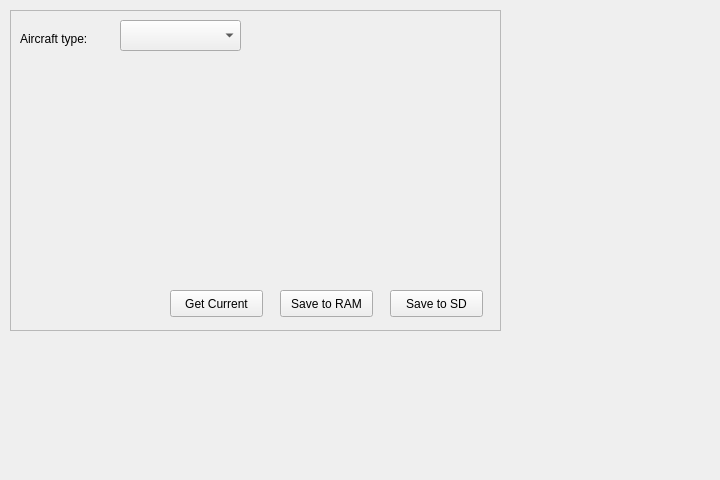
openpilot/OpenPilot, file ground/src/plugins/config/airframe.ui: the form before one commit.
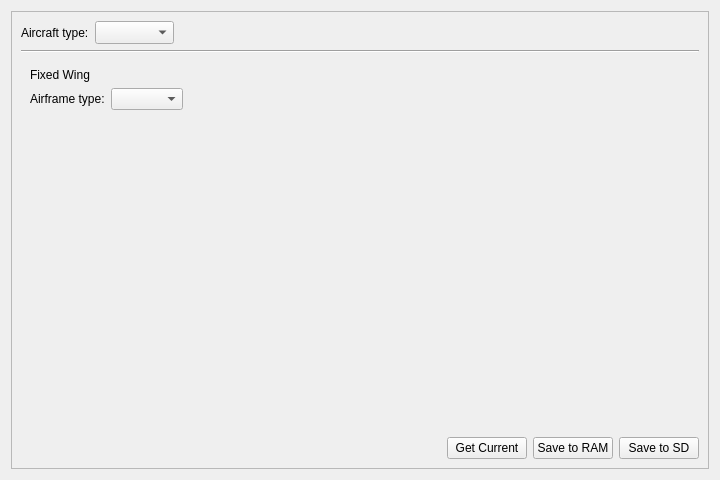
The form after the commit. Custom widgets are drawn as their Qt base class.

Commit message: OP-138 Preliminary work on the mixer settings (in the config/airframe tab).

```diff
--- a/ground/src/plugins/config/airframe.ui
+++ b/ground/src/plugins/config/airframe.ui
@@ -13,120 +13,221 @@
   <property name="windowTitle">
    <string>Form</string>
   </property>
-  <widget class="QFrame" name="frame">
-   <property name="geometry">
-    <rect>
-     <x>10</x>
-     <y>10</y>
-     <width>491</width>
-     <height>321</height>
-    </rect>
-   </property>
-   <property name="frameShape">
-    <enum>QFrame::StyledPanel</enum>
-   </property>
-   <property name="frameShadow">
-    <enum>QFrame::Raised</enum>
-   </property>
-   <widget class="QPushButton" name="saveAircraftToSD">
-    <property name="geometry">
-     <rect>
-      <x>380</x>
-      <y>280</y>
-      <width>93</width>
-      <height>27</height>
-     </rect>
-    </property>
-    <property name="toolTip">
-     <string>Applies and Saves all settings to SD</string>
-    </property>
-    <property name="text">
-     <string>Save to SD</string>
-    </property>
-   </widget>
-   <widget class="QPushButton" name="saveAircraftToRAM">
-    <property name="geometry">
-     <rect>
-      <x>270</x>
-      <y>280</y>
-      <width>93</width>
-      <height>27</height>
-     </rect>
-    </property>
-    <property name="toolTip">
-     <string>Send to OpenPilot but don't write in SD.</string>
-    </property>
-    <property name="text">
-     <string>Save to RAM</string>
-    </property>
-   </widget>
-   <widget class="QPushButton" name="getAircraftCurrent">
-    <property name="geometry">
-     <rect>
-      <x>160</x>
-      <y>280</y>
-      <width>93</width>
-      <height>27</height>
-     </rect>
-    </property>
-    <property name="toolTip">
-     <string>Retrieve settings from OpenPilot</string>
-    </property>
-    <property name="text">
-     <string>Get Current</string>
-    </property>
-   </widget>
-   <widget class="QComboBox" name="aircraftType">
-    <property name="geometry">
-     <rect>
-      <x>110</x>
-      <y>10</y>
-      <width>121</width>
-      <height>31</height>
-     </rect>
-    </property>
-    <property name="font">
-     <font>
-      <pointsize>10</pointsize>
-     </font>
-    </property>
-    <property name="toolTip">
-     <string>Select aircraft type here</string>
-    </property>
-   </widget>
-   <widget class="QLabel" name="label">
-    <property name="geometry">
-     <rect>
-      <x>10</x>
-      <y>20</y>
-      <width>91</width>
-      <height>17</height>
-     </rect>
-    </property>
-    <property name="text">
-     <string>Aircraft type:</string>
-    </property>
-   </widget>
-   <widget class="MixerCurveWidget" name="widget" native="true">
-    <property name="geometry">
-     <rect>
-      <x>90</x>
-      <y>70</y>
-      <width>131</width>
-      <height>131</height>
-     </rect>
-    </property>
-   </widget>
-  </widget>
+  <layout class="QVBoxLayout" name="verticalLayout">
+   <item>
+    <widget class="QFrame" name="frame">
+     <property name="frameShape">
+      <enum>QFrame::StyledPanel</enum>
+     </property>
+     <property name="frameShadow">
+      <enum>QFrame::Raised</enum>
+     </property>
+     <layout class="QVBoxLayout" name="verticalLayout_2" stretch="0,0,0,0">
+      <item>
+       <layout class="QHBoxLayout" name="horizontalLayout">
+        <item>
+         <widget class="QLabel" name="label">
+          <property name="text">
+           <string>Aircraft type:</string>
+          </property>
+         </widget>
+        </item>
+        <item>
+         <widget class="QComboBox" name="aircraftType">
+          <property name="font">
+           <font>
+            <pointsize>10</pointsize>
+           </font>
+          </property>
+          <property name="toolTip">
+           <string>Select aircraft type here</string>
+          </property>
+         </widget>
+        </item>
+        <item>
+         <spacer name="horizontalSpacer_2">
+          <property name="orientation">
+           <enum>Qt::Horizontal</enum>
+          </property>
+          <property name="sizeHint" stdset="0">
+           <size>
+            <width>40</width>
+            <height>20</height>
+           </size>
+          </property>
+         </spacer>
+        </item>
+       </layout>
+      </item>
+      <item>
+       <widget class="Line" name="line">
+        <property name="orientation">
+         <enum>Qt::Horizontal</enum>
+        </property>
+       </widget>
+      </item>
+      <item>
+       <widget class="QStackedWidget" name="stackedWidget">
+        <property name="currentIndex">
+         <number>0</number>
+        </property>
+        <widget class="QWidget" name="fixedWing">
+         <property name="enabled">
+          <bool>true</bool>
+         </property>
+         <property name="autoFillBackground">
+          <bool>false</bool>
+         </property>
+         <layout class="QVBoxLayout" name="verticalLayout_3" stretch="0,1">
+          <item>
+           <widget class="QLabel" name="label_2">
+            <property name="text">
+             <string>Fixed Wing</string>
+            </property>
+           </widget>
+          </item>
+          <item>
+           <layout class="QVBoxLayout" name="verticalLayout_6">
+            <item>
+             <layout class="QHBoxLayout" name="horizontalLayout_3">
+              <item>
+               <widget class="QLabel" name="label_5">
+                <property name="sizePolicy">
+                 <sizepolicy hsizetype="Minimum" vsizetype="Preferred">
+                  <horstretch>0</horstretch>
+                  <verstretch>0</verstretch>
+                 </sizepolicy>
+                </property>
+                <property name="text">
+                 <string>Airframe type:</string>
+                </property>
+               </widget>
+              </item>
+              <item>
+               <widget class="QComboBox" name="comboBox"/>
+              </item>
+              <item>
+               <spacer name="horizontalSpacer_3">
+                <property name="orientation">
+                 <enum>Qt::Horizontal</enum>
+                </property>
+                <property name="sizeHint" stdset="0">
+                 <size>
+                  <width>40</width>
+                  <height>20</height>
+                 </size>
+                </property>
+               </spacer>
+              </item>
+             </layout>
+            </item>
+            <item>
+             <spacer name="verticalSpacer">
+              <property name="orientation">
+               <enum>Qt::Vertical</enum>
+              </property>
+              <property name="sizeHint" stdset="0">
+               <size>
+                <width>20</width>
+                <height>40</height>
+               </size>
+              </property>
+             </spacer>
+            </item>
+           </layout>
+          </item>
+         </layout>
+        </widget>
+        <widget class="QWidget" name="multiRotor">
+         <layout class="QVBoxLayout" name="verticalLayout_4" stretch="0,1">
+          <item>
+           <widget class="QLabel" name="label_3">
+            <property name="text">
+             <string>Multi rotor</string>
+            </property>
+           </widget>
+          </item>
+          <item>
+           <layout class="QFormLayout" name="formLayout_2"/>
+          </item>
+         </layout>
+        </widget>
+        <widget class="QWidget" name="ccpmHeli">
+         <layout class="QVBoxLayout" name="verticalLayout_5" stretch="0,1">
+          <item>
+           <widget class="QLabel" name="label_4">
+            <property name="text">
+             <string>CCPM Heli</string>
+            </property>
+           </widget>
+          </item>
+          <item>
+           <layout class="QFormLayout" name="formLayout_3">
+            <item row="0" column="0">
+             <widget class="QLabel" name="label_6">
+              <property name="text">
+               <string>This is not implemented yet, sorry</string>
+              </property>
+             </widget>
+            </item>
+           </layout>
+          </item>
+         </layout>
+        </widget>
+       </widget>
+      </item>
+      <item>
+       <layout class="QHBoxLayout" name="horizontalLayout_2">
+        <item>
+         <spacer name="horizontalSpacer">
+          <property name="orientation">
+           <enum>Qt::Horizontal</enum>
+          </property>
+          <property name="sizeHint" stdset="0">
+           <size>
+            <width>40</width>
+            <height>20</height>
+           </size>
+          </property>
+         </spacer>
+        </item>
+        <item>
+         <widget class="QPushButton" name="getAircraftCurrent">
+          <property name="toolTip">
+           <string>Retrieve settings from OpenPilot</string>
+          </property>
+          <property name="text">
+           <string>Get Current</string>
+          </property>
+         </widget>
+        </item>
+        <item>
+         <widget class="QPushButton" name="saveAircraftToRAM">
+          <property name="toolTip">
+           <string>Send to OpenPilot but don't write in SD.</string>
+          </property>
+          <property name="text">
+           <string>Save to RAM</string>
+          </property>
+         </widget>
+        </item>
+        <item>
+         <widget class="QPushButton" name="saveAircraftToSD">
+          <property name="toolTip">
+           <string>Applies and Saves all settings to SD</string>
+          </property>
+          <property name="text">
+           <string>Save to SD</string>
+          </property>
+         </widget>
+        </item>
+       </layout>
+      </item>
+     </layout>
+    </widget>
+   </item>
+  </layout>
  </widget>
- <customwidgets>
-  <customwidget>
-   <class>MixerCurveWidget</class>
-   <extends>QWidget</extends>
-   <header>mixercurvewidget.h</header>
-   <container>1</container>
-  </customwidget>
- </customwidgets>
  <resources/>
  <connections/>
 </ui>
```
Left out of the diff: 19 changed lines with no effect on the pictures. The commit also changes 1 other file.
